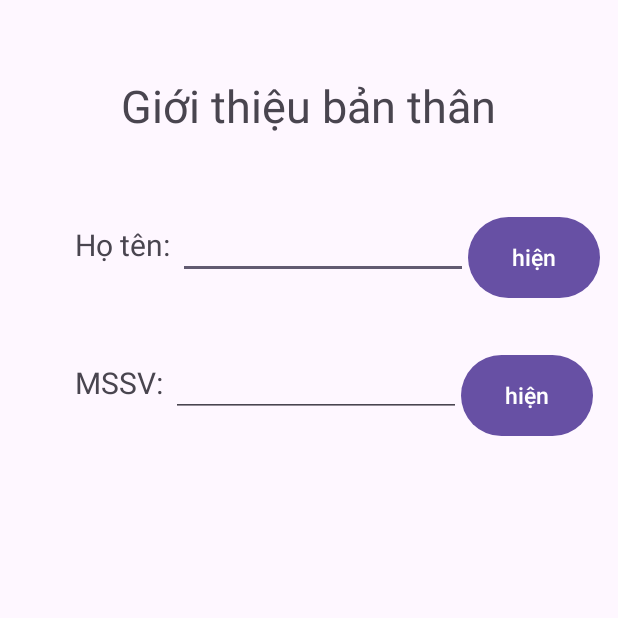
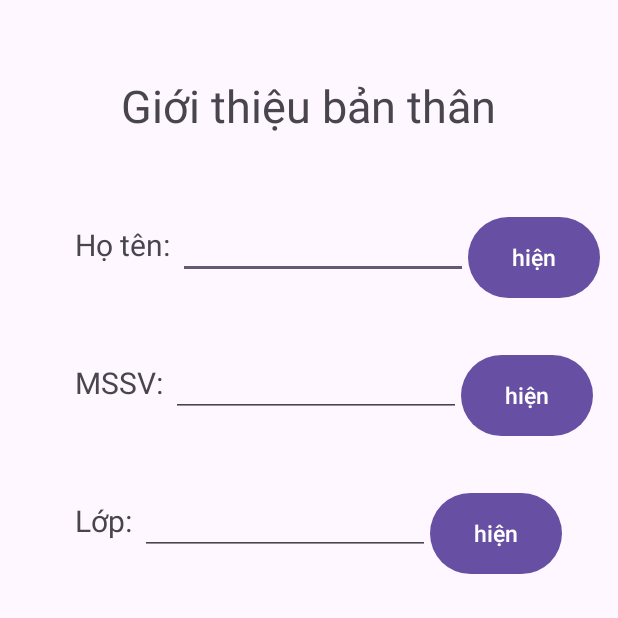
Before and after one commit to NguyenMinhDuc63133738/63133738-AndroidProgramming, an Android app: the screen it shows after launch (MainActivity), on a phone screen of 412 x 824 dp, the top half of it. Run offline under Robolectric (Android 15) with nearby library versions, the phone set to English and light mode, and no system bars.

Commit message:
Update activity_main.xml

```diff
--- a/ThiGK_63133738/Cau3_AppGioiThieu/app/src/main/res/layout/activity_main.xml
+++ b/ThiGK_63133738/Cau3_AppGioiThieu/app/src/main/res/layout/activity_main.xml
@@ -72,5 +72,31 @@
             android:textSize="15dp" />
     </LinearLayout>
 
+    <LinearLayout
+        android:layout_width="wrap_content"
+        android:layout_height="wrap_content"
+        android:orientation="horizontal"
+        android:layout_marginTop="30dp">
 
+        <TextView
+            android:layout_width="wrap_content"
+            android:layout_height="62dp"
+            android:layout_marginLeft="50dp"
+            android:text="Lớp:"
+            android:textSize="20dp" />
+
+        <EditText
+            android:id="@+id/et_lop"
+            android:layout_width="193dp"
+            android:layout_height="wrap_content"
+            android:layout_marginLeft="5dp"
+            android:textSize="15dp" />
+
+        <Button
+            android:id="@+id/btn_lop"
+            android:layout_width="wrap_content"
+            android:layout_height="match_parent"
+            android:text="hiện"
+            android:textSize="15dp" />
+    </LinearLayout>
 </LinearLayout>
```
